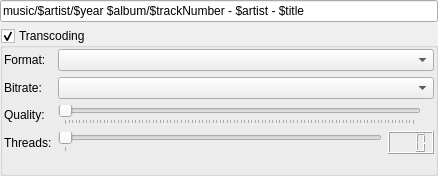
Old version of the form src/plugins/lmp/sync/transcodingparamswidget.ui in the repository 0xd34df00d/leechcraft.
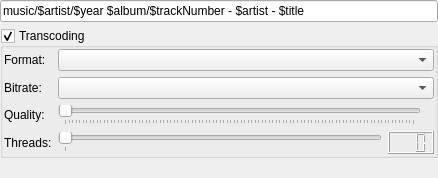
New version of the form.

Commit message: LMP: warn if no formats were found.

Patch:
```diff
--- a/src/plugins/lmp/sync/transcodingparamswidget.ui
+++ b/src/plugins/lmp/sync/transcodingparamswidget.ui
@@ -148,6 +148,13 @@
      </layout>
     </widget>
    </item>
+   <item>
+    <widget class="QLabel" name="StatusLabel_">
+     <property name="text">
+      <string/>
+     </property>
+    </widget>
+   </item>
   </layout>
  </widget>
  <resources/>
```
The commit also changes 1 other file.
